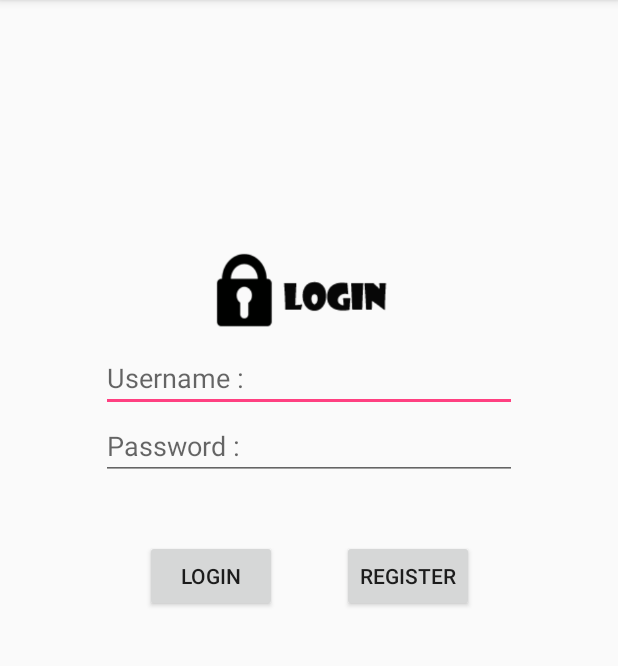
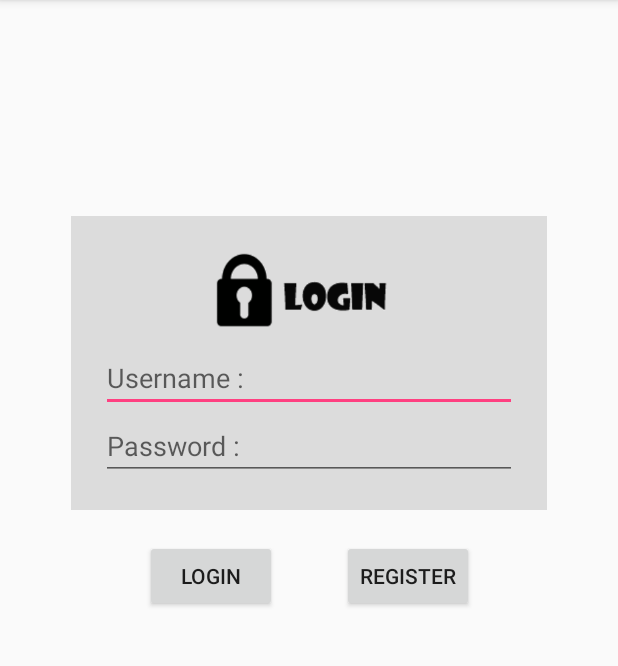
Before and after one commit to preeyakamon/android_addword, an Android app: the MainActivity screen opened directly, with no data from a screen before it, on a phone screen of 412 x 824 dp, the part 84-750 px from its top. Run offline under Robolectric (Android 15) with nearby library versions, the light colour scheme and no system bars.

Commit message:
update30/07/2017 at home p'art number 4

```diff
--- a/app/src/main/AndroidManifest.xml
+++ b/app/src/main/AndroidManifest.xml
@@ -6,7 +6,7 @@
 
     <application
         android:allowBackup="false"
-        android:icon="@mipmap/ic_launcher"
+        android:icon="@mipmap/icon"
         android:label="@string/app_name"
         android:supportsRtl="true"
         android:theme="@style/AppTheme">
--- a/app/src/main/res/layout/activity_main.xml
+++ b/app/src/main/res/layout/activity_main.xml
@@ -10,12 +10,12 @@
         android:id="@+id/linearLayout"
         android:layout_width="wrap_content"
         android:layout_height="wrap_content"
-        android:background="@color/background_material_light"
+        android:layout_above="@+id/btnlogin"
+        android:layout_centerHorizontal="true"
+        android:layout_marginBottom="20dp"
+        android:background="?android:attr/colorControlHighlight"
         android:orientation="vertical"
-        android:padding="20dp"
-        android:layout_marginBottom="20dp"
-        android:layout_above="@+id/btnlogin"
-        android:layout_centerHorizontal="true">
+        android:padding="20dp">
 
         <ImageView
             android:id="@+id/imageView2"
@@ -30,8 +30,8 @@
             android:layout_centerHorizontal="true"
             android:layout_weight="1"
             android:ems="13"
-            android:inputType="textPersonName"
-            android:hint="Username :" />
+            android:hint="Username :"
+            android:inputType="textPersonName" />
 
         <EditText
             android:id="@+id/etpassword"
@@ -41,8 +41,8 @@
             android:layout_centerHorizontal="true"
             android:layout_weight="1"
             android:ems="13"
-            android:inputType="textPassword"
-            android:hint="Password :"/>
+            android:hint="Password :"
+            android:inputType="textPassword" />
     </LinearLayout>
 
     <Button
--- a/app/src/main/res/layout/activity_statistic.xml
+++ b/app/src/main/res/layout/activity_statistic.xml
@@ -20,7 +20,7 @@
         android:layout_below="@+id/etsearch"
         android:scrollbars="vertical"
         android:layout_width="match_parent"
-        android:layout_height="match_parent"/>
+        android:layout_height="match_parent" />
 
     <Button
         android:id="@+id/btnsearch"
--- a/app/src/main/res/layout/custom_item_statistic.xml
+++ b/app/src/main/res/layout/custom_item_statistic.xml
@@ -11,12 +11,14 @@
         android:layout_width="match_parent"
         android:layout_height="wrap_content"
         android:layout_margin="4dp"
-        android:text="TextView" />
+        android:text="TextView"
+        android:textSize="25dp"/>
 
     <LinearLayout
         android:layout_width="match_parent"
         android:layout_height="wrap_content"
         android:layout_margin="4dp"
+
         android:orientation="horizontal">
 
         <TextView
@@ -24,6 +26,7 @@
             android:layout_width="0dp"
             android:layout_height="wrap_content"
             android:layout_weight="1"
+            android:textSize="20dp"
             android:text="time" />
 
         <TextView
@@ -32,6 +35,7 @@
             android:layout_height="wrap_content"
             android:layout_weight="1"
             android:gravity="right"
+            android:textSize="20dp"
             android:text="score" />
 
     </LinearLayout>
--- a/app/src/main/res/values/strings.xml
+++ b/app/src/main/res/values/strings.xml
@@ -1,4 +1,4 @@
 <resources>
     <string name="app_name">Add Word</string>
-    <string name="ip_address">http://192.168.1.44</string>
+    <string name="ip_address">http://www.two-friend.com</string>
 </resources>
```
Also changed, not shown: app/src/main/java/com/example/acer/addword/SoundUtil.java (+36 -0 lines), app/src/main/java/com/example/acer/addword/edituseractivity.java (+6 -4 lines), app/src/main/res/drawable-hdpi/icon.png (added), app/src/main/res/drawable-hdpi/logo1.png (added), app/src/main/res/drawable-hdpi/topic.jpg (added), app/src/main/res/mipmap-xxxhdpi/icon.png (added).
